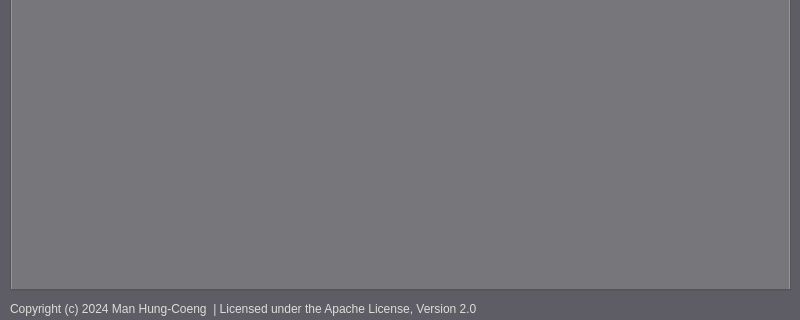
Qt form src/regpanel.ui (FooFooDamon/regpanel) before a commit; both pictures show x 0 to 800 and y 580 to 900 of the 800 by 900 pixel window.
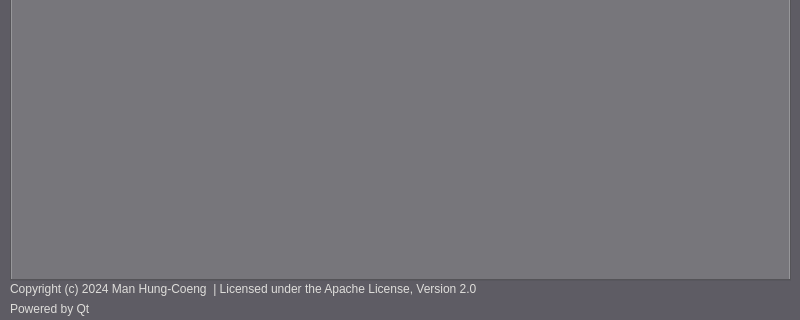
The same form after that commit.

Commit message: src/regpanel.ui: ---- 1. Disable the selectivity of all QLineEdit widgets used as labels. 2. Add powered-by info at the bottom.

```diff
--- a/src/regpanel.ui
+++ b/src/regpanel.ui
@@ -98,7 +98,7 @@
      <x>10</x>
      <y>0</y>
      <width>781</width>
-     <height>871</height>
+     <height>861</height>
     </rect>
    </property>
    <property name="palette">
@@ -4317,7 +4317,7 @@
    <property name="geometry">
     <rect>
      <x>10</x>
-     <y>880</y>
+     <y>860</y>
      <width>781</width>
      <height>17</height>
     </rect>
@@ -4363,6 +4363,56 @@
     <string>Copyright (c) 2024 Man Hung-Coeng &lt;udc577@126.com&gt; | Licensed under the Apache License, Version 2.0</string>
    </property>
   </widget>
+  <widget class="QLabel" name="lblPoweredBy">
+   <property name="geometry">
+    <rect>
+     <x>10</x>
+     <y>880</y>
+     <width>161</width>
+     <height>17</height>
+    </rect>
+   </property>
+   <property name="palette">
+    <palette>
+     <active>
+      <colorrole role="WindowText">
+       <brush brushstyle="SolidPattern">
+        <color alpha="255">
+         <red>222</red>
+         <green>221</green>
+         <blue>218</blue>
+        </color>
+       </brush>
+      </colorrole>
+     </active>
+     <inactive>
+      <colorrole role="WindowText">
+       <brush brushstyle="SolidPattern">
+        <color alpha="255">
+         <red>222</red>
+         <green>221</green>
+         <blue>218</blue>
+        </color>
+       </brush>
+      </colorrole>
+     </inactive>
+     <disabled>
+      <colorrole role="WindowText">
+       <brush brushstyle="SolidPattern">
+        <color alpha="255">
+         <red>190</red>
+         <green>190</green>
+         <blue>190</blue>
+        </color>
+       </brush>
+      </colorrole>
+     </disabled>
+    </palette>
+   </property>
+   <property name="text">
+    <string>Powered by Qt</string>
+   </property>
+  </widget>
  </widget>
  <resources/>
  <connections/>
```
Left out of the diff: 21 changed lines with no effect on the pictures.
